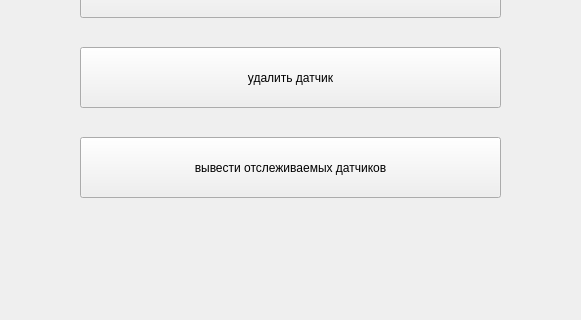
Before: the Qt Designer form manage_sensors.ui in Max1Mcg/IoT_project, drawn with Qt 5; both pictures show x 130 to 711 and y 233 to 553 of the 895 by 553 pixel window.
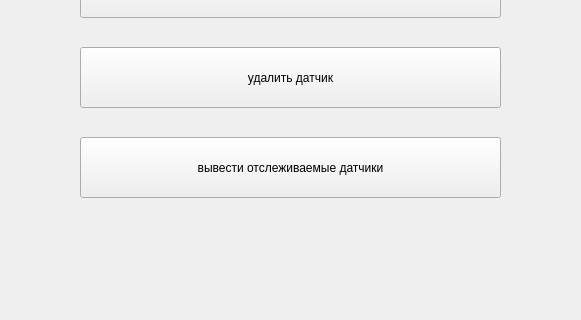
After: the same form once the commit is applied.

Patch:
```diff
--- a/manage_sensors.ui
+++ b/manage_sensors.ui
@@ -49,7 +49,7 @@
     </rect>
    </property>
    <property name="text">
-    <string>вывести отслеживаемых датчиков</string>
+    <string>вывести отслеживаемые датчики</string>
    </property>
   </widget>
   <widget class="QPushButton" name="pushButton_4">
```
